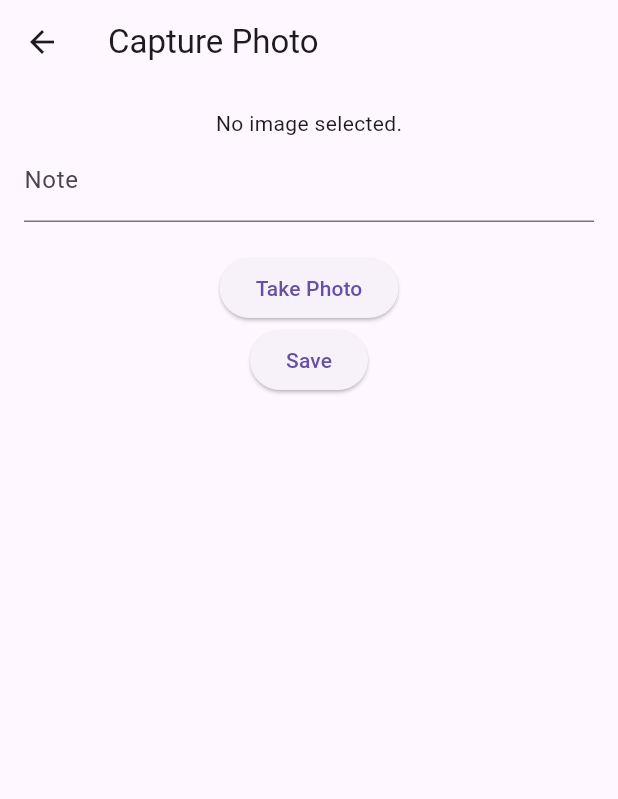
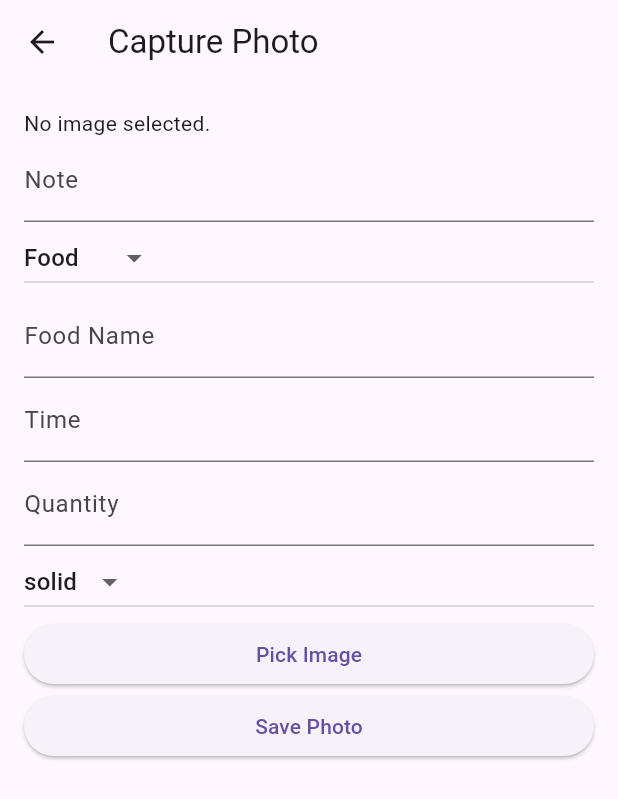
Before and after one commit to VishalVinayRam/Fitness-monitoring-system, a Flutter app: the HomeScreen screen opened by its route, after a tap on the "add a photo" icon, on a phone screen of 412 x 824 dp. Shown: the top 799 px of the screen. Run offline on Flutter 3.47's test engine with Material 3 defaults, Android fonts, the phone set to English and light mode, and no system bars; our stand-ins replace image_picker, shared_preferences; accounts and stored records are empty.

Commit message:
photo model creation and categoriese wise division

```diff
--- a/lib/capture_screen.dart
+++ b/lib/capture_screen.dart
@@ -3,6 +3,7 @@ import 'package:image_picker/image_picker.dart';
 import 'dart:convert';
 import 'dart:io';
 import 'package:shared_preferences/shared_preferences.dart';
+import 'models/photo.dart';
 
 class CaptureScreen extends StatefulWidget {
   @override
@@ -11,7 +12,15 @@ class CaptureScreen extends StatefulWidget {
 
 class _CaptureScreenState extends State<CaptureScreen> {
   final _noteController = TextEditingController();
+  final _foodNameController = TextEditingController();
+  final _foodTimeController = TextEditingController();
+  final _quantityController = TextEditingController();
+  final _exerciseNameController = TextEditingController();
+  final _repsController = TextEditingController();
+  final _weightController = TextEditingController();
   File? _image;
+  String _category = 'Food';
+  String _foodType = 'solid';
 
   Future<void> _pickImage() async {
     final picker = ImagePicker();
@@ -27,15 +36,23 @@ class _CaptureScreenState extends State<CaptureScreen> {
     if (_image == null || _noteController.text.isEmpty) return;
     final prefs = await SharedPreferences.getInstance();
     final photosString = prefs.getString('photos');
-    final List<Map<String, dynamic>> photos = photosString != null
-        ? List<Map<String, dynamic>>.from(json.decode(photosString))
+    final List<Photo> photos = photosString != null
+        ? photosFromJson(photosString)
         : [];
-    final photo = {
-      'image': base64Encode(_image!.readAsBytesSync()),
-      'note': _noteController.text,
-    };
+    final photo = Photo(
+      image: base64Encode(_image!.readAsBytesSync()),
+      note: _noteController.text,
+      category: _category,
+      foodName: _category == 'Food' ? _foodNameController.text : null,
+      foodTime: _category == 'Food' ? _foodTimeController.text : null,
+      quantity: _category == 'Food' ? int.tryParse(_quantityController.text) : null,
+      foodType: _category == 'Food' ? _foodType : null,
+      exerciseName: _category == 'Exercise' ? _exerciseNameController.text : null,
+      reps: _category == 'Exercise' ? int.tryParse(_repsController.text) : null,
+      weight: _category == 'Exercise' ? int.tryParse(_weightController.text) : null,
+    );
     photos.add(photo);
-    await prefs.setString('photos', json.encode(photos));
+    await prefs.setString('photos', photosToJson(photos));
     Navigator.pop(context);
   }
 
@@ -45,23 +62,79 @@ class _CaptureScreenState extends State<CaptureScreen> {
       appBar: AppBar(title: Text('Capture Photo')),
       body: Padding(
         padding: const EdgeInsets.all(16.0),
-        child: Column(
+        child: ListView(
           children: [
-            _image == null
-                ? Text('No image selected.')
-                : Image.file(_image!),
+            _image == null ? Text('No image selected.') : Image.file(_image!),
             TextField(
               controller: _noteController,
               decoration: InputDecoration(labelText: 'Note'),
             ),
-            SizedBox(height: 20),
+            DropdownButton<String>(
+              value: _category,
+              items: ['Food', 'Exercise'].map((String value) {
+                return DropdownMenuItem<String>(
+                  value: value,
+                  child: Text(value),
+                );
+              }).toList(),
+              onChanged: (newValue) {
+                setState(() {
+                  _category = newValue!;
+                });
+              },
+            ),
+            if (_category == 'Food') ...[
+              TextField(
+                controller: _foodNameController,
+                decoration: InputDecoration(labelText: 'Food Name'),
+              ),
+              TextField(
+                controller: _foodTimeController,
+                decoration: InputDecoration(labelText: 'Time'),
+              ),
+              TextField(
+                controller: _quantityController,
+                decoration: InputDecoration(labelText: 'Quantity'),
+                keyboardType: TextInputType.number,
+              ),
+              DropdownButton<String>(
+                value: _foodType,
+                items: ['solid', 'drinks'].map((String value) {
+                  return DropdownMenuItem<String>(
+                    value: value,
+                    child: Text(value),
+                  );
+                }).toList(),
+                onChanged: (newValue) {
+                  setState(() {
+                    _foodType = newValue!;
+                  });
+                },
+              ),
+            ],
+            if (_category == 'Exercise') ...[
+              TextField(
+                controller: _exerciseNameController,
+                decoration: InputDecoration(labelText: 'Exercise Name'),
+              ),
+              TextField(
+                controller: _repsController,
+                decoration: InputDecoration(labelText: 'Reps'),
+                keyboardType: TextInputType.number,
+              ),
+              TextField(
+                controller: _weightController,
+                decoration: InputDecoration(labelText: 'Weight (kg)'),
+                keyboardType: TextInputType.number,
+              ),
+            ],
             ElevatedButton(
               onPressed: _pickImage,
-              child: Text('Take Photo'),
+              child: Text('Pick Image'),
             ),
             ElevatedButton(
               onPressed: _savePhoto,
-              child: Text('Save'),
+              child: Text('Save Photo'),
             ),
           ],
         ),
--- a/lib/homescreen.dart
+++ b/lib/homescreen.dart
@@ -1,6 +1,7 @@
 import 'package:flutter/material.dart';
 import 'package:shared_preferences/shared_preferences.dart';
 import 'dart:convert';
+import 'models/photo.dart';
 
 class HomeScreen extends StatefulWidget {
   @override
@@ -8,7 +9,7 @@ class HomeScreen extends StatefulWidget {
 }
 
 class _HomeScreenState extends State<HomeScreen> {
-  List<Map<String, dynamic>> _photos = [];
+  List<Photo> _photos = [];
 
   @override
   void initState() {
@@ -21,7 +22,7 @@ class _HomeScreenState extends State<HomeScreen> {
     final photosString = prefs.getString('photos');
     if (photosString != null) {
       setState(() {
-        _photos = List<Map<String, dynamic>>.from(json.decode(photosString));
+        _photos = photosFromJson(photosString);
       });
     }
   }
@@ -32,24 +33,11 @@ class _HomeScreenState extends State<HomeScreen> {
       appBar: AppBar(title: Text('Home')),
       body: _photos.isEmpty
           ? Center(child: Text('No photos yet'))
-          : GridView.builder(
-              gridDelegate: SliverGridDelegateWithFixedCrossAxisCount(
-                crossAxisCount: 2,
-              ),
-              itemCount: _photos.length,
-              itemBuilder: (context, index) {
-                final photo = _photos[index];
-                return GridTile(
-                  child: Image.memory(
-                    base64Decode(photo['image']!),
-                    fit: BoxFit.cover,
-                  ),
-                  footer: GridTileBar(
-                    backgroundColor: Colors.black54,
-                    title: Text(photo['note'] ?? ''),
-                  ),
-                );
-              },
+          : ListView(
+              children: [
+                _buildCategorySection('Food'),
+                _buildCategorySection('Exercise'),
+              ],
             ),
       floatingActionButton: FloatingActionButton(
         onPressed: () {
@@ -59,4 +47,35 @@ class _HomeScreenState extends State<HomeScreen> {
       ),
     );
   }
+
+  Widget _buildCategorySection(String category) {
+    final categoryPhotos = _photos.where((p) => p.category == category).toList();
+    return ExpansionTile(
+      title: Text(category),
+      children: categoryPhotos.map((photo) => _buildPhotoTile(photo)).toList(),
+    );
+  }
+
+  Widget _buildPhotoTile(Photo photo) {
+    return ListTile(
+      leading: Image.memory(base64Decode(photo.image)),
+      title: Text(photo.note),
+      subtitle: Column(
+        crossAxisAlignment: CrossAxisAlignment.start,
+        children: [
+
+          if (photo.category == 'Food') ...[
+            Text('Food Name: ${photo.foodName}'),
+            Text('Time: ${photo.foodTime}'),
+            Text('Quantity: ${photo.quantity} ${photo.foodType == 'drinks' ? 'ml' : 'gm'}'),
+          ],
+          if (photo.category == 'Exercise') ...[
+            Text('Exercise: ${photo.exerciseName}'),
+            Text('Reps: ${photo.reps}'),
+            Text('Weight: ${photo.weight} kg'),
+          ],
+        ],
+      ),
+    );
+  }
 }
--- /dev/null
+++ b/lib/models/photo.dart
@@ -0,0 +1,63 @@
+import 'dart:convert';
+
+class Photo {
+  String image;
+  String note;
+  String category;
+  String? foodName;
+  String? foodTime;
+  int? quantity;
+  String? foodType;
+  String? exerciseName;
+  int? reps;
+  int? weight;
+
+  Photo({
+    required this.image,
+    required this.note,
+    required this.category,
+    this.foodName,
+    this.foodTime,
+    this.quantity,
+    this.foodType,
+    this.exerciseName,
+    this.reps,
+    this.weight,
+  });
+
+  factory Photo.fromJson(Map<String, dynamic> json) {
+    return Photo(
+      image: json['image'],
+      note: json['note'],
+      category: json['category']??"Food",
+      foodName: json['foodName'],
+      foodTime: json['foodTime'],
+      quantity: json['quantity'],
+      foodType: json['foodType'],
+      exerciseName: json['exerciseName'],
+      reps: json['reps'],
+      weight: json['weight'],
+    );
+  }
+
+  Map<String, dynamic> toJson() {
+    return {
+      'image': image,
+      'note': note,
+      'category': category,
+      'foodName': foodName,
+      'foodTime': foodTime,
+      'quantity': quantity,
+      'foodType': foodType,
+      'exerciseName': exerciseName,
+      'reps': reps,
+      'weight': weight,
+    };
+  }
+}
+
+List<Photo> photosFromJson(String str) =>
+    List<Photo>.from(json.decode(str).map((x) => Photo.fromJson(x)));
+
+String photosToJson(List<Photo> data) =>
+    json.encode(List<dynamic>.from(data.map((x) => x.toJson())));
--- a/pubspec.yaml
+++ b/pubspec.yaml
@@ -37,6 +37,9 @@ dependencies:
   cupertino_icons: ^1.0.6
   shared_preferences: ^2.2.3
   image_picker: ^1.1.2
+  json_annotation: ^4.9.0
+  build_runner: ^2.1.5
+  json_serializable: ^6.1.5
 
 dev_dependencies:
   flutter_test:
```
Also changed, not shown: lib/main.dart (line endings or trailing spaces), pubspec.lock.
